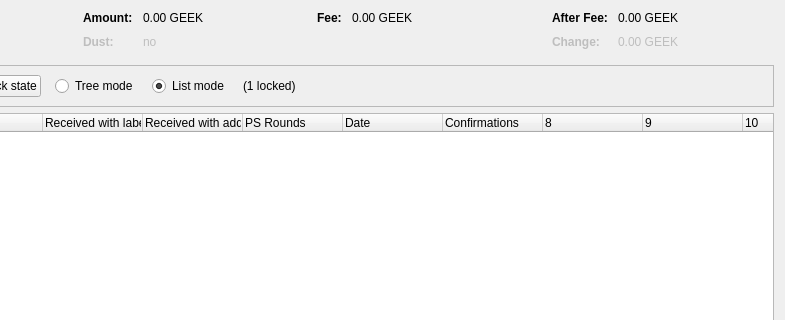
First picture: the form in src/qt/forms/coincontroldialog.ui, repository blazegeek/blaze, before the edit; both pictures show x 169 to 954 and y 0 to 320 of the 954 by 500 pixel window.
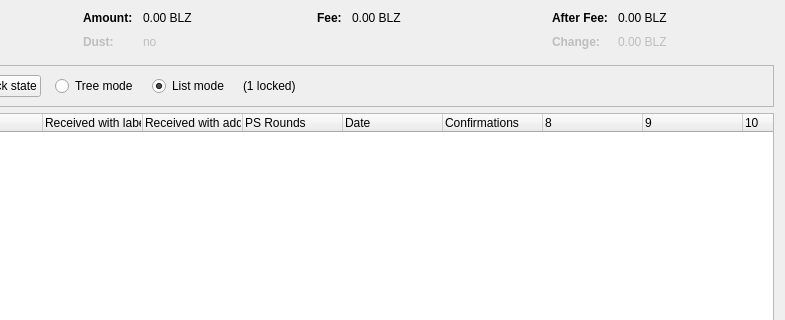
Second picture: the form after the edit. Custom widgets are drawn as their Qt base class.

Commit message: Handles migrating the currency symbol from GEEK to BLZ

What changed in the file:
```diff
--- a/src/qt/forms/coincontroldialog.ui
+++ b/src/qt/forms/coincontroldialog.ui
@@ -132,7 +132,7 @@
           <enum>Qt::ActionsContextMenu</enum>
          </property>
          <property name="text">
-          <string notr="true">0.00 GEEK</string>
+          <string notr="true">0.00 BLZ</string>
          </property>
          <property name="textInteractionFlags">
           <set>Qt::LinksAccessibleByMouse|Qt::TextSelectableByKeyboard|Qt::TextSelectableByMouse</set>
@@ -212,7 +212,7 @@
           <enum>Qt::ActionsContextMenu</enum>
          </property>
          <property name="text">
-          <string notr="true">0.00 GEEK</string>
+          <string notr="true">0.00 BLZ</string>
          </property>
          <property name="textInteractionFlags">
           <set>Qt::LinksAccessibleByMouse|Qt::TextSelectableByKeyboard|Qt::TextSelectableByMouse</set>
@@ -257,7 +257,7 @@
           <enum>Qt::ActionsContextMenu</enum>
          </property>
          <property name="text">
-          <string notr="true">0.00 GEEK</string>
+          <string notr="true">0.00 BLZ</string>
          </property>
          <property name="textInteractionFlags">
           <set>Qt::LinksAccessibleByMouse|Qt::TextSelectableByKeyboard|Qt::TextSelectableByMouse</set>
@@ -292,7 +292,7 @@
           <enum>Qt::ActionsContextMenu</enum>
          </property>
          <property name="text">
-          <string notr="true">0.00 GEEK</string>
+          <string notr="true">0.00 BLZ</string>
          </property>
          <property name="textInteractionFlags">
           <set>Qt::LinksAccessibleByMouse|Qt::TextSelectableByKeyboard|Qt::TextSelectableByMouse</set>
```
The commit also changes 43 other files.
